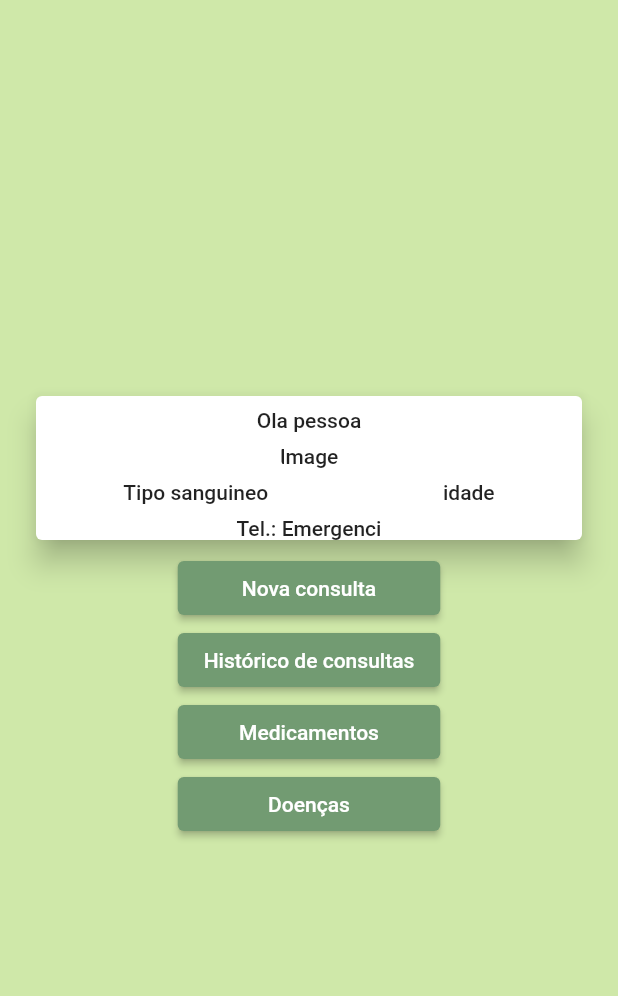
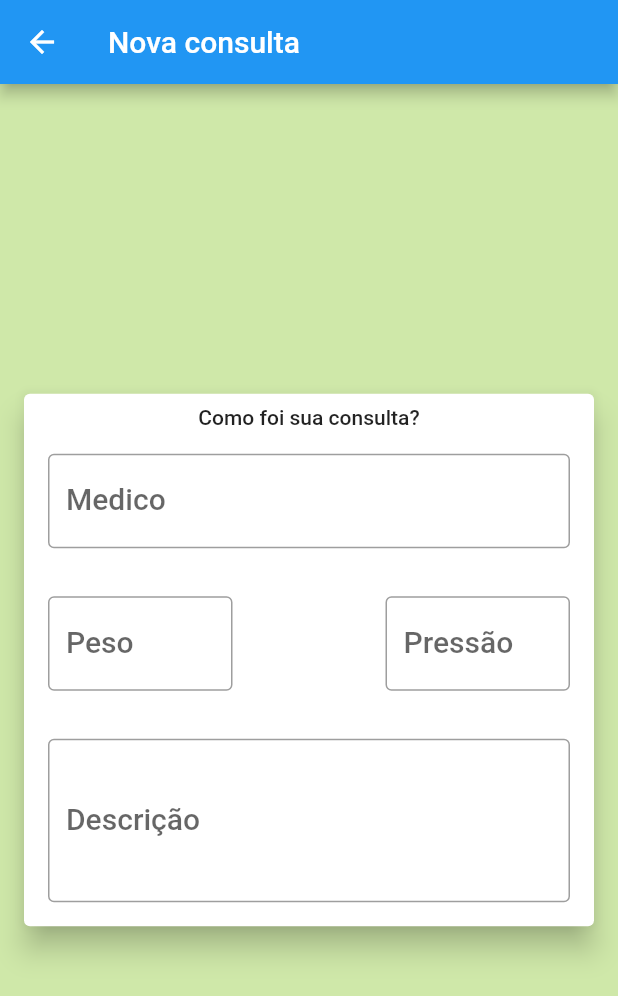
Before and after one commit to andreicampigotto/PDS2_Care-me, a Flutter app: the screen it shows after launch, after a tap on "Nova consulta", on a phone screen of 412 x 824 dp. Shown: the top 996 px of the screen. Run offline on Flutter 3.47's test engine with Material 2 defaults, Android fonts, the light colour scheme and no system bars; network calls fail.

Commit message:
innitial commit new appointment screen

```diff
--- a/lib/main.dart
+++ b/lib/main.dart
@@ -2,6 +2,7 @@ import 'package:care/screens/appointments_screen.dart';
 import 'package:care/screens/start_screen.dart';
 import 'package:flutter/material.dart';
 import 'package:provider/provider.dart';
+import 'screens/new_appointment_screen.dart';
 import 'utils/app_routes.dart';
 
 void main() => runApp(Care());
@@ -17,6 +18,7 @@ class _MyAppState extends State<Care> {
     return MaterialApp(
       title: 'Care',
       theme: ThemeData(
+        //primarySwatch: ,
         canvasColor: const Color.fromRGBO(
           207,
           232,
@@ -54,6 +56,7 @@ class _MyAppState extends State<Care> {
       routes: {
         AppRoutes.START: (ctx) => StartScreen(),
         AppRoutes.APPOINTMENTS: (ctx) => AppointmentsScreen(),
+        AppRoutes.NEW_APPOINTMENTS: (ctx) => NewAppointmentScreen(),
       },
     );
   }
--- a/lib/models/appointment_list.dart
+++ b/lib/models/appointment_list.dart
@@ -2,5 +2,31 @@ import 'package:care/models/appointment.dart';
 import 'package:flutter/foundation.dart';
 
 class AppointmentList with ChangeNotifier {
-  final List<Appointment> appointments = [];
+  final List<Appointment> _appointments = [];
+
+  List<Appointment> get appointments {
+    return [..._appointments];
+  }
+
+  int get itemsCount {
+    return appointments.length;
+  }
+
+  void addDrug(Appointment appointment) {
+    // appointments.insert(
+    //   0,
+    //   Appointment(
+    //     appointmentId: 'appointmentId',
+    //     allergies: allergies,
+    //     bloodPressure: bloodPressure,
+    //     comments: comments,
+    //     doctor: doctor,
+    //     appointmentDate: appointmentDate,
+    //     drugs: drugs,
+    //     diseases: diseases,
+    //   ),
+    // );
+
+    notifyListeners();
+  }
 }
--- a/lib/screens/appointments_screen.dart
+++ b/lib/screens/appointments_screen.dart
@@ -1,3 +1,4 @@
+import 'package:care/widgets/appointments_widget.dart';
 import 'package:flutter/material.dart';
 
 class AppointmentsScreen extends StatelessWidget {
@@ -35,6 +36,11 @@ class AppointmentsScreen extends StatelessWidget {
             ),
           ),
           Divider(),
+          ListView(
+            children: [
+              AppointmentWidget(),
+            ],
+          )
         ],
       ),
     );
--- /dev/null
+++ b/lib/screens/new_appointment_screen.dart
@@ -0,0 +1,82 @@
+import 'package:flutter/material.dart';
+
+class NewAppointmentScreen extends StatelessWidget {
+  const NewAppointmentScreen({super.key});
+
+  @override
+  Widget build(BuildContext context) {
+    return Scaffold(
+      appBar: AppBar(
+        title: Text('Nova consulta'),
+      ),
+      body: Column(
+        mainAxisAlignment: MainAxisAlignment.center,
+        crossAxisAlignment: CrossAxisAlignment.center,
+        children: [
+          Card(
+            margin: EdgeInsets.only(left: 16, right: 16),
+            elevation: 8,
+            child: Column(
+              children: [
+                Container(
+                    margin: EdgeInsets.only(top: 8),
+                    child: Text('Como foi sua consulta?')),
+                Padding(
+                  padding: EdgeInsets.all(16),
+                  child: TextFormField(
+                    decoration: const InputDecoration(
+                      labelText: 'Medico',
+                      border: OutlineInputBorder(),
+                    ),
+                    textInputAction: TextInputAction.next,
+                  ),
+                ),
+                Row(
+                  mainAxisAlignment: MainAxisAlignment.spaceBetween,
+                  children: [
+                    Container(
+                      width: 155,
+                      padding: EdgeInsets.all(16),
+                      child: TextFormField(
+                        decoration: const InputDecoration(
+                          labelText: 'Peso',
+                          border: OutlineInputBorder(),
+                        ),
+                        textInputAction: TextInputAction.next,
+                      ),
+                    ),
+                    Container(
+                      width: 155,
+                      padding: EdgeInsets.all(16),
+                      child: TextFormField(
+                        decoration: const InputDecoration(
+                          labelText: 'Pressão',
+                          border: OutlineInputBorder(),
+                        ),
+                        textInputAction: TextInputAction.next,
+                      ),
+                    ),
+                  ],
+                ),
+                Padding(
+                  padding: EdgeInsets.all(16),
+                  child: TextFormField(
+                    maxLines: 3,
+                    decoration: const InputDecoration(
+                      labelText: 'Descrição',
+                      border: OutlineInputBorder(),
+                    ),
+                    textInputAction: TextInputAction.next,
+                  ),
+                ),
+                Row(
+                  children: [],
+                )
+              ],
+            ),
+          ),
+        ],
+      ),
+    );
+  }
+}
--- a/lib/screens/start_screen.dart
+++ b/lib/screens/start_screen.dart
@@ -21,16 +21,26 @@ class StartScreen extends StatelessWidget {
               children: [
                 Container(
                     margin: const EdgeInsets.only(top: 8),
-                    child: const Text('Ola pessoa')),
-                Container(
-                  margin: const EdgeInsets.only(top: 8),
-                  child: Stack(
-                    children: [
-                      ClipRRect(
-                        borderRadius: BorderRadius.circular(70),
-                        child: (Text('Image')),
-                      )
-                    ],
+                    child: const Text(
+                      'Ola pessoa',
+                    )),
+                CircleAvatar(
+                  backgroundColor: Color.fromRGBO(
+                    114,
+                    155,
+                    114,
+                    1,
+                  ),
+                  foregroundColor: Color.fromRGBO(
+                    114,
+                    155,
+                    114,
+                    1,
+                  ),
+                  maxRadius: 85,
+                  minRadius: 75,
+                  backgroundImage: NetworkImage(
+                    'https://www.thoughtco.com/thmb/51xXQ9UAXIVrPVWHdvBfsyASDz4=/768x0/filters:no_upscale():max_bytes(150000):strip_icc()/GilligansEthicsofCare-5148d189f3fa4143a098184dc8a92b8d.jpg',
                   ),
                 ),
                 Container(
@@ -38,14 +48,20 @@ class StartScreen extends StatelessWidget {
                   child: Row(
                     mainAxisAlignment: MainAxisAlignment.spaceAround,
                     children: [
-                      Text('Tipo sanguineo'),
-                      Text('idade'),
+                      Text(
+                        'Tipo sanguineo',
+                      ),
+                      Text(
+                        'idade',
+                      ),
                     ],
                   ),
                 ),
                 Container(
                     margin: const EdgeInsets.only(top: 8),
-                    child: Text('Tel.: Emergenci')),
+                    child: Text(
+                      'Tel.: Emergencia',
+                    )),
               ],
             ),
           ),
@@ -55,7 +71,8 @@ class StartScreen extends StatelessWidget {
           SizedBox(
             width: 175.0,
             child: ElevatedButton(
-              onPressed: () {},
+              onPressed: () =>
+                  Navigator.of(context).pushNamed(AppRoutes.NEW_APPOINTMENTS),
               child: Text('Nova consulta'),
             ),
           ),
@@ -64,7 +81,9 @@ class StartScreen extends StatelessWidget {
             child: ElevatedButton(
               onPressed: () =>
                   Navigator.of(context).pushNamed(AppRoutes.APPOINTMENTS),
-              child: Text('Histórico de consultas'),
+              child: Text(
+                'Histórico de consultas',
+              ),
             ),
           ),
           SizedBox(
--- a/lib/utils/app_routes.dart
+++ b/lib/utils/app_routes.dart
@@ -1,4 +1,5 @@
 class AppRoutes {
   static const START = '/';
   static const APPOINTMENTS = '/appointments';
+  static const NEW_APPOINTMENTS = '/new-appointments';
 }
--- /dev/null
+++ b/lib/widgets/appointments_widget.dart
@@ -0,0 +1,40 @@
+import 'package:flutter/material.dart';
+import 'package:provider/provider.dart';
+import '../models/appointment.dart';
+import '../models/appointment_list.dart';
+
+class AppointmentWidget extends StatelessWidget {
+  final Appointment? appointment;
+  const AppointmentWidget({this.appointment, super.key});
+
+  @override
+  Widget build(BuildContext context) {
+    final AppointmentList appointments = Provider.of(context);
+    return Card(
+        elevation: 8,
+        child: Column(
+          children: [
+            Container(
+              margin: EdgeInsets.only(top: 8),
+              child: Row(
+                children: [
+                  Text('Medico'),
+                  Text('data'),
+                ],
+              ),
+            ),
+            Divider(),
+            ListTile(
+              title: Text('Doencas'),
+              //trailing: ,
+            ),
+            ListTile(
+              title: Text('Alergia'),
+            ),
+            ListTile(
+              title: Text('Medicacao'),
+            ),
+          ],
+        ));
+  }
+}
```
